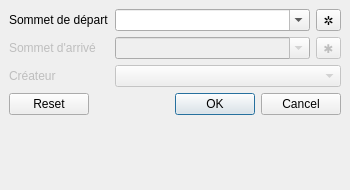
neogeo-technologies/GeofoncierEditeurRFU, file gui/dckwdgt_edge_creator.ui: the form before one commit.
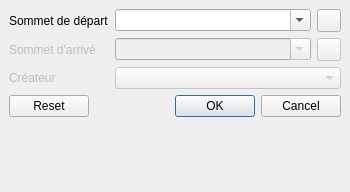
The form after the commit. Icons and pictures are not drawn.

```diff
--- a/gui/dckwdgt_edge_creator.ui
+++ b/gui/dckwdgt_edge_creator.ui
@@ -13,7 +13,7 @@
     <x>0</x>
     <y>0</y>
     <width>350</width>
-    <height>190</height>
+    <height>192</height>
    </rect>
   </property>
   <property name="sizePolicy">
@@ -25,7 +25,7 @@
   <property name="minimumSize">
    <size>
     <width>299</width>
-    <height>190</height>
+    <height>192</height>
    </size>
   </property>
   <property name="maximumSize">
@@ -144,7 +144,11 @@
 de départ sur la carte</string>
       </property>
       <property name="text">
-       <string>✲</string>
+       <string/>
+      </property>
+      <property name="icon">
+       <iconset resource="../resources.qrc">
+        <normaloff>:/resources/select</normaloff>:/resources/select</iconset>
       </property>
       <property name="checkable">
        <bool>true</bool>
@@ -164,7 +168,11 @@
 d'arrivé sur la carte</string>
       </property>
       <property name="text">
-       <string>✱</string>
+       <string/>
+      </property>
+      <property name="icon">
+       <iconset resource="../resources.qrc">
+        <normaloff>:/resources/select</normaloff>:/resources/select</iconset>
       </property>
       <property name="checkable">
        <bool>true</bool>
```
Left out of the diff: 2 changed lines with no effect on the pictures.
